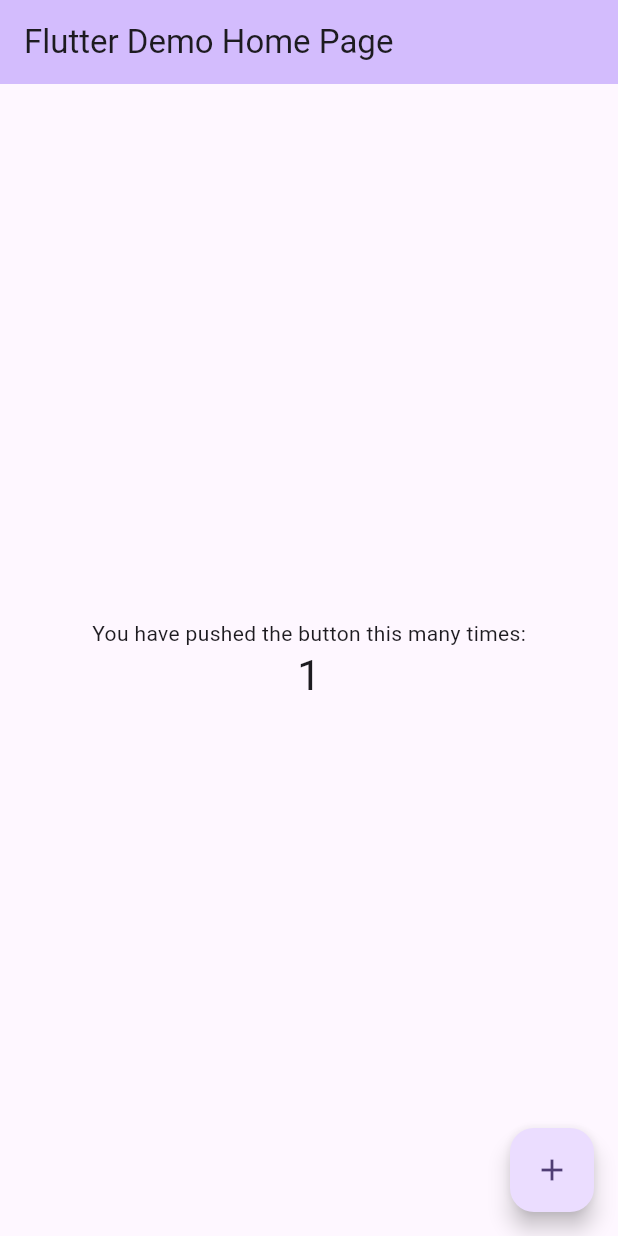
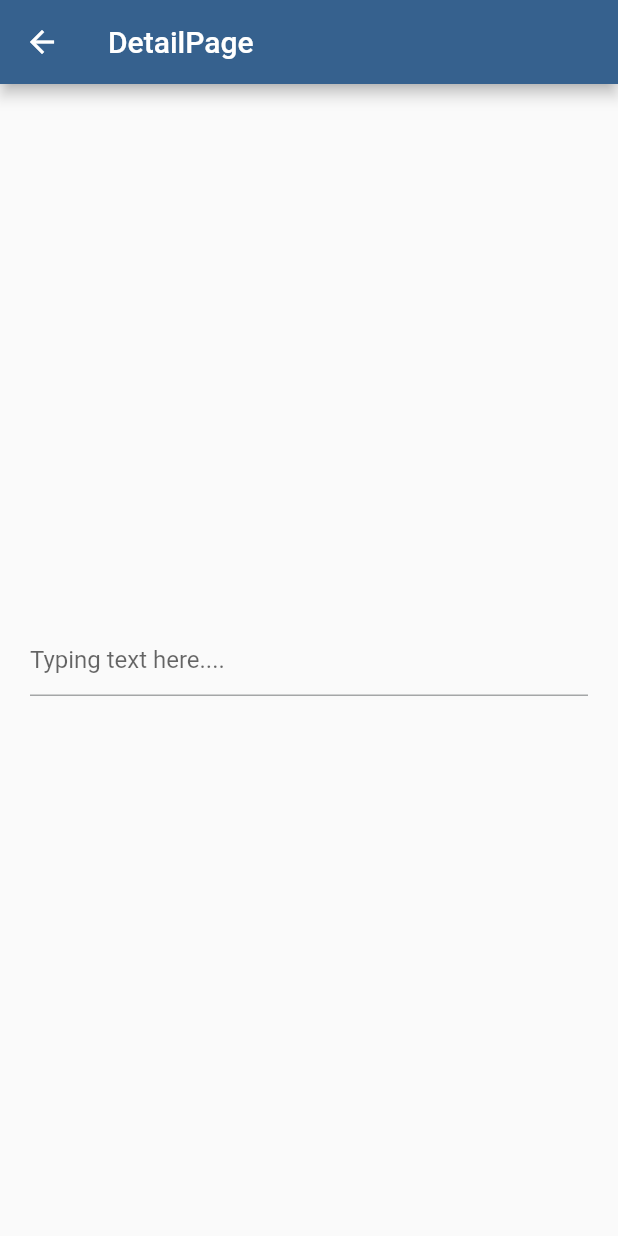
Before and after one commit to Barry0501/flutter_demo_on_blog, a Flutter app: the screen it shows after launch, after a tap on the "add" icon, on a phone screen of 412 x 824 dp. Run offline on Flutter 3.47's test engine with Material 2 defaults, Android fonts, the phone set to English and light mode, and no system bars.

Commit message:
📝 chore(main.dart): update theme color scheme to use blue color 🔨 refactor(main.dart): remove unused code and clean up imports 🚀 feat(main.dart): add debugShowCheckedModeBanner: false to remove debug banner in the app 🔨 refactor(home_page.dart): remove commented code and clean up imports 🔨 refactor(detail_page.dart): remove unused code and clean up imports 🔨 refactor(server.ts): remove unused import statement 🔨 refactor(server.ts): remove unnecessary whitespace 🔨 refactor(server.ts): remove unused code and clean up formatting ✨ feat(server.ts): add support for process.env.PORT environment variable to be able to run app on a configurable port

```diff
--- /dev/null
+++ b/lib/detail_page.dart
@@ -0,0 +1,25 @@
+import 'package:flutter/material.dart';
+
+class DetailPage extends StatelessWidget {
+  const DetailPage({super.key});
+
+  @override
+  Widget build(BuildContext context) {
+    print('DetailPage build');
+    return Scaffold(
+      appBar: AppBar(
+        title: const Text('DetailPage'),
+      ),
+      body: const Center(
+        child: Padding(
+          padding: EdgeInsets.symmetric(horizontal: 20),
+          child: TextField(
+            decoration: InputDecoration(
+              hintText: 'Typing text here....',
+            ),
+          ),
+        ),
+      ),
+    );
+  }
+}
--- /dev/null
+++ b/lib/home_page.dart
@@ -0,0 +1,50 @@
+import 'package:flutter/material.dart';
+
+import 'detail_page.dart';
+
+class HomePage extends StatefulWidget {
+  const HomePage({super.key, required this.title});
+
+  final String title;
+
+  @override
+  State<HomePage> createState() => _HomePageState();
+}
+
+class _HomePageState extends State<HomePage> {
+  @override
+  Widget build(BuildContext context) {
+    print('HomePage build');
+    return Scaffold(
+      appBar: AppBar(
+        title: Text(widget.title),
+      ),
+      body: Center(
+        child: Column(
+          mainAxisAlignment: MainAxisAlignment.center,
+          children: <Widget>[
+            const Text(
+              'Current platformBrightness name:',
+            ),
+            Text(
+              /// Before 3.10
+              // MediaQuery.of(context).platformBrightness.name,
+
+              /// After 3.10
+              MediaQuery.platformBrightnessOf(context).name,
+              style: Theme.of(context).textTheme.headlineMedium,
+            ),
+          ],
+        ),
+      ),
+      floatingActionButton: FloatingActionButton(
+        onPressed: () {
+          Navigator.of(context).push(
+            MaterialPageRoute(builder: (_) => const DetailPage()),
+          );
+        },
+        child: const Icon(Icons.add),
+      ),
+    );
+  }
+}
--- a/lib/main.dart
+++ b/lib/main.dart
@@ -1,4 +1,6 @@
 import 'package:flutter/material.dart';
+
+import 'home_page.dart';
 
 void main() {
   runApp(const MyApp());
@@ -11,59 +13,11 @@ class MyApp extends StatelessWidget {
   Widget build(BuildContext context) {
     return MaterialApp(
       title: 'Flutter Demo',
+      debugShowCheckedModeBanner: false,
       theme: ThemeData(
-        colorScheme: ColorScheme.fromSeed(seedColor: Colors.deepPurple),
-        useMaterial3: true,
+        colorScheme: ColorScheme.fromSeed(seedColor: Colors.blue),
       ),
-      home: const MyHomePage(title: 'Flutter Demo Home Page'),
+      home: const HomePage(title: 'Flutter Demo Home Page'),
     );
   }
 }
-
-class MyHomePage extends StatefulWidget {
-  const MyHomePage({super.key, required this.title});
-
-  final String title;
-
-  @override
-  State<MyHomePage> createState() => _MyHomePageState();
-}
-
-class _MyHomePageState extends State<MyHomePage> {
-  int _counter = 0;
-
-  void _incrementCounter() {
-    setState(() {
-      _counter++;
-    });
-  }
-
-  @override
-  Widget build(BuildContext context) {
-    return Scaffold(
-      appBar: AppBar(
-        backgroundColor: Theme.of(context).colorScheme.inversePrimary,
-        title: Text(widget.title),
-      ),
-      body: Center(
-        child: Column(
-          mainAxisAlignment: MainAxisAlignment.center,
-          children: <Widget>[
-            const Text(
-              'You have pushed the button this many times:',
-            ),
-            Text(
-              '$_counter',
-              style: Theme.of(context).textTheme.headlineMedium,
-            ),
-          ],
-        ),
-      ),
-      floatingActionButton: FloatingActionButton(
-        onPressed: _incrementCounter,
-        tooltip: 'Increment',
-        child: const Icon(Icons.add),
-      ),
-    );
-  }
-}
```
